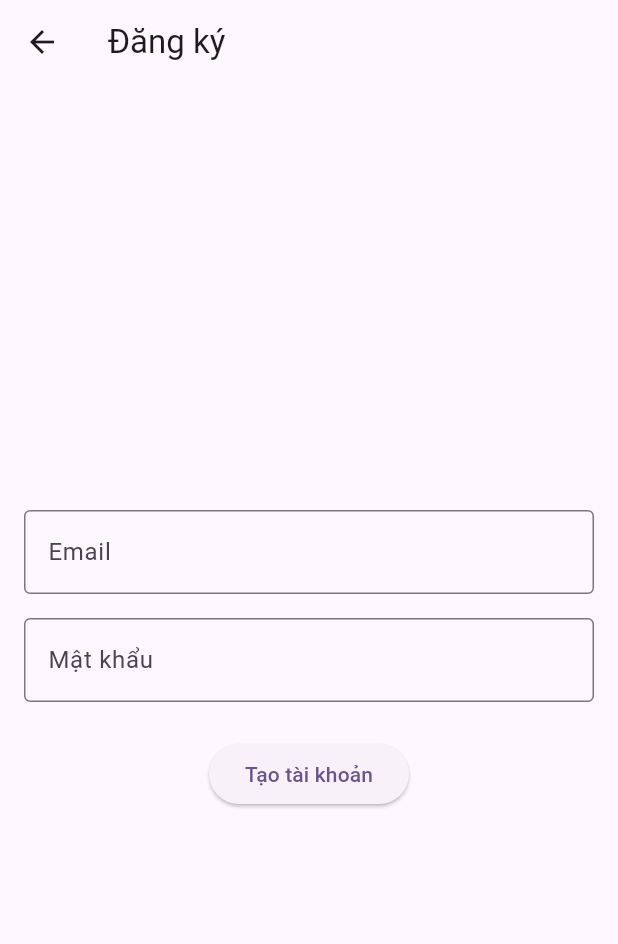
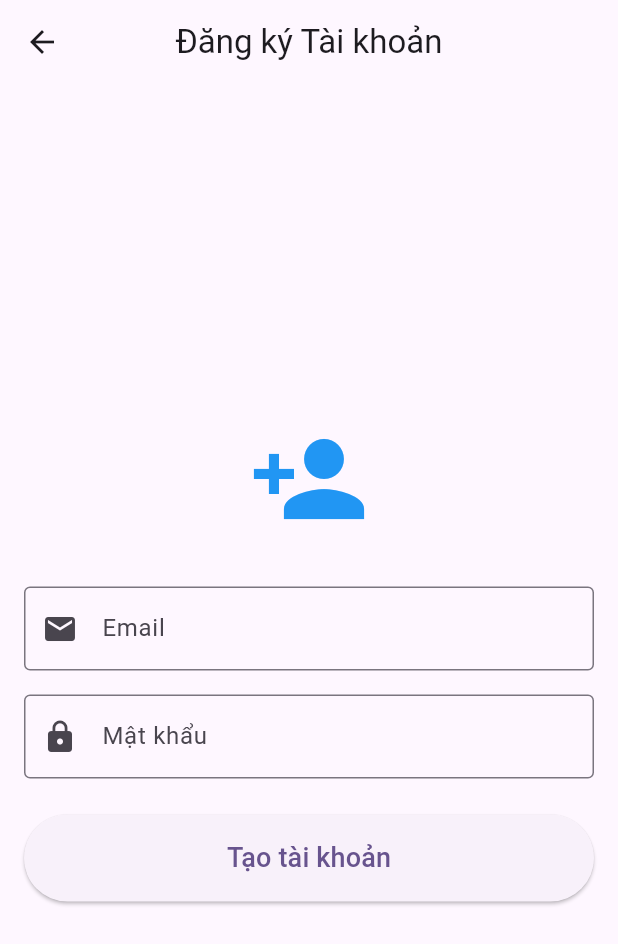
Before and after one commit to VanPhuc-027/githubdesktop_CCMT, a Flutter app: the RegisterScreen screen opened directly, on a phone screen of 412 x 824 dp. Shown: the top 944 px of the screen. Run offline on Flutter 3.47's test engine with Material 3 defaults, Android fonts, the light colour scheme and no system bars.

Commit message:
feat: improve register screen layout and add icons

```diff
--- a/githubdesktop/lib/register_screen.dart
+++ b/githubdesktop/lib/register_screen.dart
@@ -6,16 +6,20 @@ class RegisterScreen extends StatelessWidget {
   @override
   Widget build(BuildContext context) {
     return Scaffold(
-      appBar: AppBar(title: const Text('Đăng ký')),
+      appBar: AppBar(title: const Text('Đăng ký Tài khoản'), centerTitle: true),
       body: Padding(
         padding: const EdgeInsets.all(16.0),
         child: Column(
           mainAxisAlignment: MainAxisAlignment.center,
+          crossAxisAlignment: CrossAxisAlignment.stretch,
           children: [
+            const Icon(Icons.person_add, size: 80, color: Colors.blue),
+            const SizedBox(height: 32),
             const TextField(
               decoration: InputDecoration(
                 labelText: 'Email',
                 border: OutlineInputBorder(),
+                prefixIcon: Icon(Icons.email),
               ),
             ),
             const SizedBox(height: 16),
@@ -23,13 +27,20 @@ class RegisterScreen extends StatelessWidget {
               decoration: InputDecoration(
                 labelText: 'Mật khẩu',
                 border: OutlineInputBorder(),
+                prefixIcon: Icon(Icons.lock),
               ),
               obscureText: true,
             ),
             const SizedBox(height: 24),
             ElevatedButton(
+              style: ElevatedButton.styleFrom(
+                padding: const EdgeInsets.symmetric(vertical: 16),
+              ),
               onPressed: () {},
-              child: const Text('Tạo tài khoản'),
+              child: const Text(
+                'Tạo tài khoản',
+                style: TextStyle(fontSize: 18),
+              ),
             ),
           ],
         ),
```
